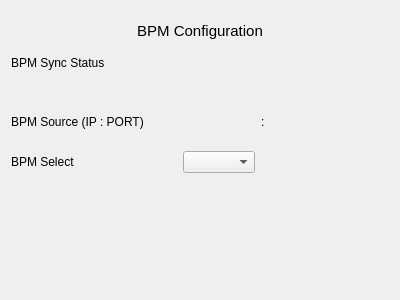
First picture: the form in blenApp/ui/blen_lcls2_gap_bpm_control.ui, repository slaclab/BunchLengthMonitor, before the edit.
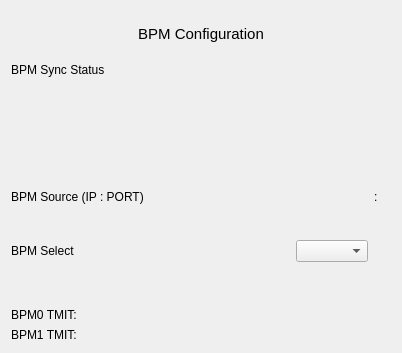
Second picture: the form after the edit. Custom widgets are drawn as their Qt base class.

Commit message: Made htr ioc and updated bpm control screen

```diff
--- a/blenApp/ui/blen_lcls2_gap_bpm_control.ui
+++ b/blenApp/ui/blen_lcls2_gap_bpm_control.ui
@@ -6,8 +6,8 @@
    <rect>
     <x>0</x>
     <y>0</y>
-    <width>400</width>
-    <height>300</height>
+    <width>402</width>
+    <height>353</height>
    </rect>
   </property>
   <property name="windowTitle">
@@ -34,14 +34,11 @@
      <item>
       <layout class="QGridLayout" name="gridLayout">
        <item row="0" column="0">
-        <layout class="QGridLayout" name="gridLayout_2" rowstretch="2,1,2,2" columnstretch="15,10,1,10">
-         <item row="2" column="3">
-          <widget class="PyDMLabel" name="PyDMLabel_2">
-           <property name="toolTip">
-            <string/>
-           </property>
-           <property name="channel" stdset="0">
-            <string>ca://BLEN:${AREA}:${POS}:ServerRemotePort</string>
+        <layout class="QGridLayout" name="gridLayout_2" rowstretch="1,1,1,1,0,0,0" columnstretch="15,0,0,0">
+         <item row="6" column="0">
+          <widget class="QLabel" name="label_6">
+           <property name="text">
+            <string>BPM1 TMIT:</string>
            </property>
           </widget>
          </item>
@@ -55,6 +52,42 @@
            </property>
           </widget>
          </item>
+         <item row="1" column="0">
+          <spacer name="verticalSpacer">
+           <property name="orientation">
+            <enum>Qt::Vertical</enum>
+           </property>
+           <property name="sizeHint" stdset="0">
+            <size>
+             <width>20</width>
+             <height>40</height>
+            </size>
+           </property>
+          </spacer>
+         </item>
+         <item row="4" column="0">
+          <spacer name="verticalSpacer_2">
+           <property name="orientation">
+            <enum>Qt::Vertical</enum>
+           </property>
+           <property name="sizeHint" stdset="0">
+            <size>
+             <width>20</width>
+             <height>40</height>
+            </size>
+           </property>
+          </spacer>
+         </item>
+         <item row="2" column="3">
+          <widget class="PyDMLabel" name="PyDMLabel_2">
+           <property name="toolTip">
+            <string/>
+           </property>
+           <property name="channel" stdset="0">
+            <string>ca://BLEN:${AREA}:${POS}:ServerRemotePort</string>
+           </property>
+          </widget>
+         </item>
          <item row="0" column="0">
           <widget class="QLabel" name="label_2">
            <property name="text">
@@ -137,34 +170,35 @@
            </property>
           </widget>
          </item>
-         <item row="1" column="0">
-          <spacer name="verticalSpacer_2">
-           <property name="orientation">
-            <enum>Qt::Vertical</enum>
+         <item row="5" column="0">
+          <widget class="QLabel" name="label_7">
+           <property name="text">
+            <string>BPM0 TMIT:</string>
            </property>
-           <property name="sizeHint" stdset="0">
-            <size>
-             <width>20</width>
-             <height>40</height>
-            </size>
+          </widget>
+         </item>
+         <item row="5" column="1">
+          <widget class="PyDMLabel" name="PyDMLabel_3">
+           <property name="toolTip">
+            <string/>
            </property>
-          </spacer>
+           <property name="channel" stdset="0">
+            <string>ca://BLEN:${AREA}:${POS}:TmitTmit0</string>
+           </property>
+          </widget>
+         </item>
+         <item row="6" column="1">
+          <widget class="PyDMLabel" name="PyDMLabel_4">
+           <property name="toolTip">
+            <string/>
+           </property>
+           <property name="channel" stdset="0">
+            <string>ca://BLEN:${AREA}:${POS}:TmitTmit1</string>
+           </property>
+          </widget>
          </item>
         </layout>
        </item>
-       <item row="1" column="0">
-        <spacer name="verticalSpacer">
-         <property name="orientation">
-          <enum>Qt::Vertical</enum>
-         </property>
-         <property name="sizeHint" stdset="0">
-          <size>
-           <width>20</width>
-           <height>40</height>
-          </size>
-         </property>
-        </spacer>
-       </item>
       </layout>
      </item>
     </layout>
```
The commit also changes 1 other file.
